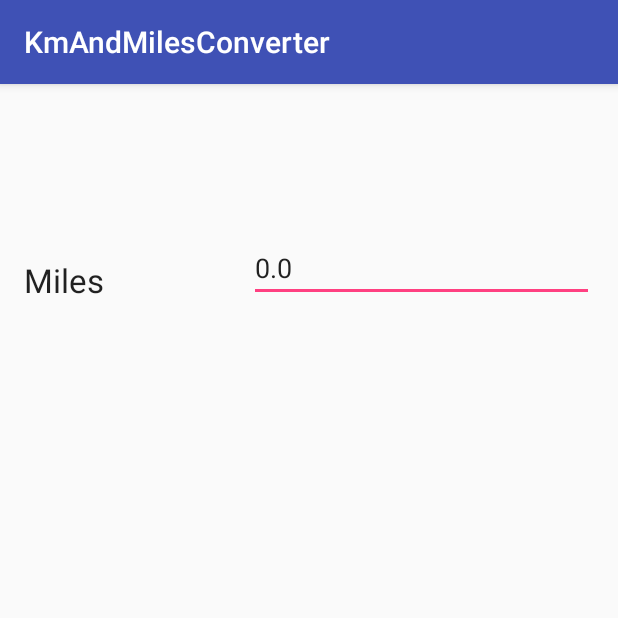
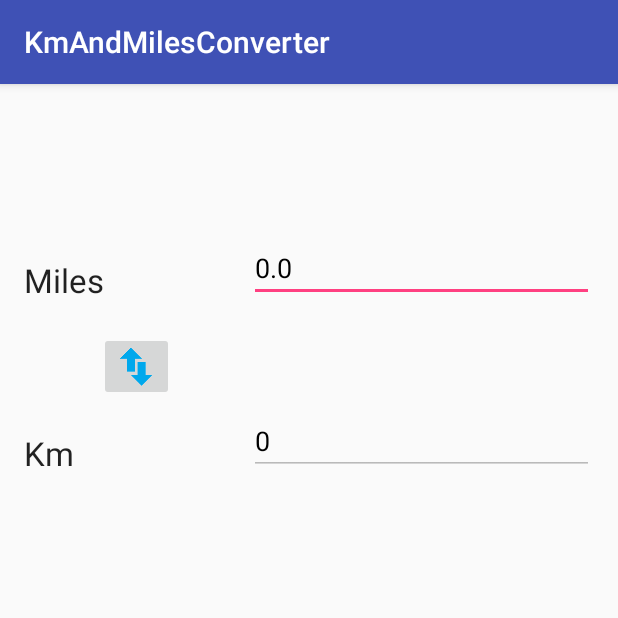
Before and after one commit to burakince/KmAndMilesConverter, an Android app: the screen it shows after launch (ConverterActivity), on a phone screen of 412 x 824 dp, the top half of it. Run offline under Robolectric (Android 15) with nearby library versions, the phone set to English and light mode, and no system bars.

Commit message:
ADDED: Convert function added.

```diff
--- a/app/src/main/java/net/burakince/kmandmilesconverter/ConverterActivity.java
+++ b/app/src/main/java/net/burakince/kmandmilesconverter/ConverterActivity.java
@@ -2,37 +2,46 @@ package net.burakince.kmandmilesconverter;
 
 import android.app.AlertDialog;
 import android.content.DialogInterface;
-import android.graphics.Paint;
 import android.support.v7.app.AppCompatActivity;
 import android.os.Bundle;
 import android.view.Gravity;
 import android.view.MotionEvent;
 import android.view.View;
+import android.widget.EditText;
 import android.widget.LinearLayout;
 import android.widget.NumberPicker;
-import android.widget.RelativeLayout;
 import android.widget.TextView;
+
+import java.text.DecimalFormat;
 
 public class ConverterActivity extends AppCompatActivity implements View.OnTouchListener {
 
-    private TextView fromValue;
+    private final DecimalFormat formatValue = new DecimalFormat("##.##");
+
+    private TextView fromLabel;
+    private EditText fromValue;
+    private TextView toLabel;
+    private EditText result;
     private AlertDialog alertDialog;
+    private Mode mode = Mode.MILES_TO_KM;
 
     @Override
     protected void onCreate(Bundle savedInstanceState) {
         super.onCreate(savedInstanceState);
         setContentView(R.layout.activity_converter);
 
-        fromValue = (TextView) findViewById(R.id.fromValue);
+        fromLabel = (TextView) findViewById(R.id.fromLabel);
+        fromValue = (EditText) findViewById(R.id.fromValue);
+        toLabel = (TextView) findViewById(R.id.toLabel);
+        result = (EditText) findViewById(R.id.result);
 
-        fromValue.setText("0.0");
         fromValue.setOnTouchListener(this);
 
         final LinearLayout linearLayout = new LinearLayout(ConverterActivity.this);
         linearLayout.setOrientation(LinearLayout.HORIZONTAL);
 
         final NumberPicker leftNumberPicker = new NumberPicker(ConverterActivity.this);
-        leftNumberPicker.setMaxValue(1000);
+        leftNumberPicker.setMaxValue(9999);
         leftNumberPicker.setMinValue(0);
 
         final TextView dotLabel = new TextView(ConverterActivity.this);
@@ -40,7 +49,7 @@ public class ConverterActivity extends AppCompatActivity implements View.OnTouch
         dotLabel.setTextSize(40);
 
         final NumberPicker rightNumberPicker = new NumberPicker(ConverterActivity.this);
-        rightNumberPicker.setMaxValue(100);
+        rightNumberPicker.setMaxValue(99);
         rightNumberPicker.setMinValue(0);
 
         final LinearLayout.LayoutParams params = new LinearLayout.LayoutParams(50, 50);
@@ -69,6 +78,7 @@ public class ConverterActivity extends AppCompatActivity implements View.OnTouch
                 .setPositiveButton("Ok", new DialogInterface.OnClickListener() {
                             public void onClick(DialogInterface dialog, int id) {
                                 fromValue.setText(String.valueOf(leftNumberPicker.getValue()) + "." + String.valueOf(rightNumberPicker.getValue()));
+                                calculateResult();
                             }
                         })
                 .setNegativeButton("Cancel", new DialogInterface.OnClickListener() {
@@ -90,4 +100,30 @@ public class ConverterActivity extends AppCompatActivity implements View.OnTouch
         return true;
     }
 
+    public void switchMode(View view) {
+        if (mode == Mode.MILES_TO_KM) {
+            mode = Mode.KM_TO_MILES;
+            fromLabel.setText("Km");
+            toLabel.setText("Miles");
+        } else {
+            mode = Mode.MILES_TO_KM;
+            fromLabel.setText("Miles");
+            toLabel.setText("Km");
+
+        }
+        calculateResult();
+    }
+
+    private void calculateResult() {
+        if (mode == Mode.MILES_TO_KM) {
+            double vMiles = Double.valueOf(fromValue.getText().toString());
+            double vKm = vMiles / 0.62137;
+            result.setText(formatValue.format(vKm));
+        } else {
+            double vKm = Double.valueOf(fromValue.getText().toString());
+            double vMiles = vKm * 0.62137;
+            result.setText(formatValue.format(vMiles));
+        }
+    }
+
 }
--- /dev/null
+++ b/app/src/main/java/net/burakince/kmandmilesconverter/Mode.java
@@ -0,0 +1,7 @@
+package net.burakince.kmandmilesconverter;
+
+public enum Mode {
+
+    MILES_TO_KM, KM_TO_MILES;
+
+}
--- a/app/src/main/res/layout/activity_converter.xml
+++ b/app/src/main/res/layout/activity_converter.xml
@@ -28,6 +28,49 @@
         android:layout_alignBottom="@+id/fromLabel"
         android:layout_toRightOf="@+id/fromLabel"
         android:layout_toEndOf="@+id/fromLabel"
-        android:clickable="true" />
+        android:clickable="true"
+        android:text="0.0"
+        android:textColor="@android:color/black" />
+
+    <ImageButton
+        android:layout_width="wrap_content"
+        android:layout_height="wrap_content"
+        android:id="@+id/imageButton"
+        android:layout_below="@+id/fromLabel"
+        android:layout_toLeftOf="@+id/fromValue"
+        android:layout_toStartOf="@+id/fromValue"
+        android:src="@drawable/switch_types_icon"
+        android:scaleType="fitCenter"
+        android:adjustViewBounds="true"
+        android:maxWidth="50dp"
+        android:maxHeight="50dp"
+        android:layout_marginRight="50dp"
+        android:layout_marginTop="20dp"
+        android:layout_marginBottom="20dp"
+        android:layout_marginLeft="50dp"
+        android:onClick="switchMode" />
+
+    <TextView
+        android:layout_width="wrap_content"
+        android:layout_height="wrap_content"
+        android:textAppearance="?android:attr/textAppearanceLarge"
+        android:text="Km"
+        android:id="@+id/toLabel"
+        android:layout_below="@+id/imageButton"
+        android:layout_toLeftOf="@+id/fromValue"
+        android:layout_toStartOf="@+id/fromValue"
+        android:minWidth="150dp" />
+
+    <EditText
+        android:layout_width="fill_parent"
+        android:layout_height="wrap_content"
+        android:id="@+id/result"
+        android:layout_alignBottom="@+id/toLabel"
+        android:layout_toRightOf="@+id/toLabel"
+        android:layout_toEndOf="@+id/toLabel"
+        android:editable="false"
+        android:enabled="false"
+        android:text="0"
+        android:textColor="@android:color/black" />
 
 </RelativeLayout>
```
